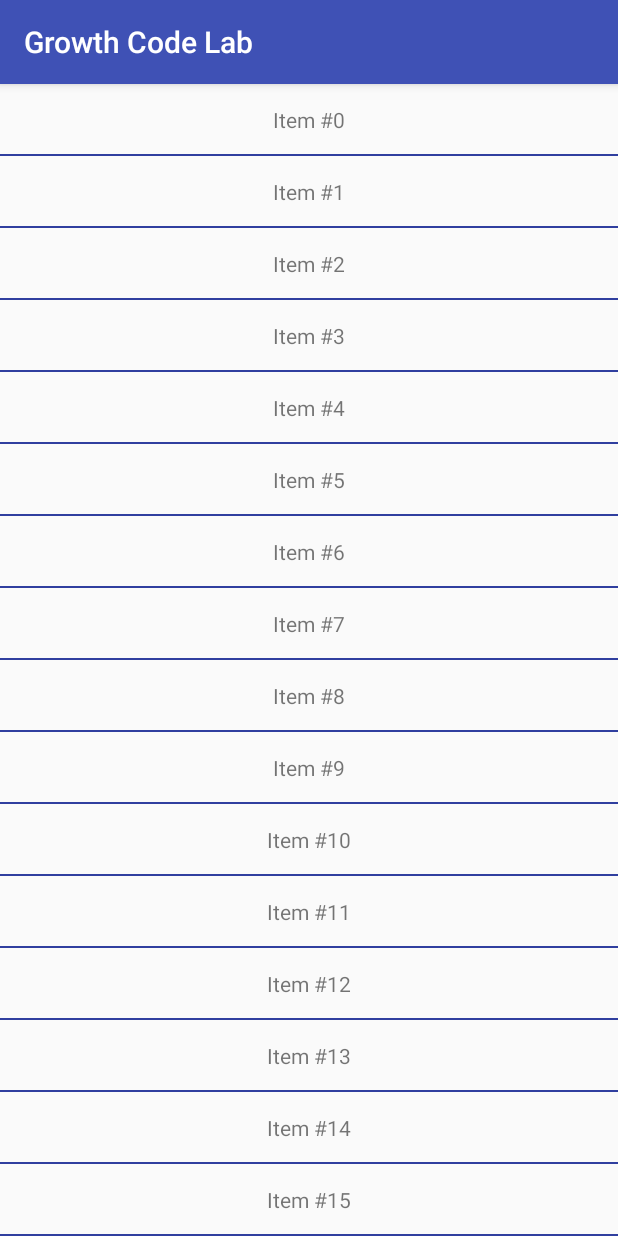
After one commit to xiaoRoy/GrowthCodeLab, an Android app: the RecyclerActivity screen opened directly, with no data from a screen before it, on a phone screen of 412 x 824 dp. The commit adds this screen. Run offline under Robolectric (Android 15) with nearby library versions, the phone set to English and light mode, and no system bars.

Commit message:
Finished initlization recycler.

```diff
--- a/app/build.gradle
+++ b/app/build.gradle
@@ -28,6 +28,7 @@ dependencies {
         exclude group: 'com.android.support', module: 'support-annotations'
     })
     compile 'com.android.support:appcompat-v7:25.3.1'
+    compile 'com.android.support:recyclerview-v7:25.3.1'
     compile 'com.android.support.constraint:constraint-layout:1.0.2'
     testCompile 'junit:junit:4.12'
 }
--- a/app/src/main/AndroidManifest.xml
+++ b/app/src/main/AndroidManifest.xml
@@ -17,6 +17,7 @@
             </intent-filter>
         </activity>
         <activity android:name=".activity.DataBindingActivity"/>
+        <activity android:name=".activity.RecyclerActivity"/>
     </application>
 
 </manifest>
--- a/app/src/main/java/com/learn/growthcodelab/MainActivity.java
+++ b/app/src/main/java/com/learn/growthcodelab/MainActivity.java
@@ -5,6 +5,7 @@ import android.os.Bundle;
 import android.view.View;
 
 import com.learn.growthcodelab.activity.DataBindingActivity;
+import com.learn.growthcodelab.activity.RecyclerActivity;
 
 public class MainActivity extends AppCompatActivity implements View.OnClickListener{
 
@@ -13,6 +14,7 @@ public class MainActivity extends AppCompatActivity implements View.OnClickListe
         super.onCreate(savedInstanceState);
         setContentView(R.layout.activity_main);
         findViewById(R.id.btn_main_data_binding).setOnClickListener(this);
+        findViewById(R.id.btn_main_recycler).setOnClickListener(this);
     }
 
     @Override
@@ -21,6 +23,9 @@ public class MainActivity extends AppCompatActivity implements View.OnClickListe
             case R.id.btn_main_data_binding:
                 DataBindingActivity.start(this);
                 break;
+            case R.id.btn_main_recycler:
+                RecyclerActivity.start(this);
+                break;
         }
     }
 }
--- /dev/null
+++ b/app/src/main/java/com/learn/growthcodelab/activity/RecyclerActivity.java
@@ -0,0 +1,33 @@
+package com.learn.growthcodelab.activity;
+
+
+import android.content.Context;
+import android.content.Intent;
+import android.os.Bundle;
+import android.support.annotation.Nullable;
+import android.support.v7.widget.LinearLayoutManager;
+import android.support.v7.widget.RecyclerView;
+
+import com.learn.growthcodelab.R;
+import com.learn.growthcodelab.recycler.TextAdapter;
+
+public class RecyclerActivity extends BaseActivity {
+
+    private RecyclerView mRecyclerText;
+
+    private TextAdapter mTextAdapter;
+
+    public static void start(Context context){
+        context.startActivity(new Intent(context, RecyclerActivity.class));
+    }
+
+    @Override
+    protected void onCreate(@Nullable Bundle savedInstanceState) {
+        super.onCreate(savedInstanceState);
+        setContentView(R.layout.activity_recycler);
+        mRecyclerText = (RecyclerView) findViewById(R.id.recycler_text);
+        mTextAdapter = new TextAdapter();
+        mRecyclerText.setLayoutManager(new LinearLayoutManager(this));
+        mRecyclerText.setAdapter(mTextAdapter);
+    }
+}
--- /dev/null
+++ b/app/src/main/java/com/learn/growthcodelab/recycler/TextAdapter.java
@@ -0,0 +1,40 @@
+package com.learn.growthcodelab.recycler;
+
+import android.support.v7.widget.RecyclerView;
+import android.view.LayoutInflater;
+import android.view.View;
+import android.view.ViewGroup;
+import android.widget.TextView;
+
+import com.learn.growthcodelab.R;
+
+public class TextAdapter extends RecyclerView.Adapter<TextAdapter.TextViewHolder> {
+
+    @Override
+    public TextViewHolder onCreateViewHolder(ViewGroup parent, int viewType) {
+        View itemView = LayoutInflater.from(parent.getContext()).inflate(R.layout.layout_item_text, parent, false);
+        TextViewHolder viewHolder = new TextViewHolder(itemView);
+        return viewHolder;
+    }
+
+    @Override
+    public void onBindViewHolder(TextViewHolder holder, int position) {
+        String text = holder.itemView.getResources().getString(R.string.s_recycler_item_text, position);
+        holder.tvText.setText(text);
+    }
+
+    @Override
+    public int getItemCount() {
+        return 128;
+    }
+
+    public static class TextViewHolder extends RecyclerView.ViewHolder{
+
+        public TextView tvText;
+
+        public TextViewHolder(View itemView) {
+            super(itemView);
+            tvText = (TextView)itemView.findViewById(R.id.tv_text);
+        }
+    }
+}
--- /dev/null
+++ b/app/src/main/res/layout/activity_recycler.xml
@@ -0,0 +1,13 @@
+<?xml version="1.0" encoding="utf-8"?>
+<FrameLayout
+    xmlns:android="http://schemas.android.com/apk/res/android"
+    android:layout_width="match_parent"
+    android:layout_height="match_parent"
+    >
+    <android.support.v7.widget.RecyclerView
+        android:id="@+id/recycler_text"
+        android:layout_width="match_parent"
+        android:layout_height="match_parent"
+        />
+
+</FrameLayout>
--- /dev/null
+++ b/app/src/main/res/layout/layout_item_text.xml
@@ -0,0 +1,20 @@
+<?xml version="1.0" encoding="utf-8"?>
+<FrameLayout
+    xmlns:android="http://schemas.android.com/apk/res/android"
+    android:layout_width="match_parent"
+    android:layout_height="@dimen/d_text_item_height"
+    android:orientation="horizontal"
+    >
+    <TextView
+        android:id="@+id/tv_text"
+        android:layout_width="wrap_content"
+        android:layout_height="wrap_content"
+        android:layout_gravity="center"
+        />
+    <View
+        android:layout_width="match_parent"
+        android:layout_height="@dimen/d_divider_height"
+        android:background="@color/colorPrimaryDark"
+        android:layout_gravity="bottom"
+        />
+</FrameLayout>
--- /dev/null
+++ b/app/src/main/res/values/dimens.xml
@@ -0,0 +1,5 @@
+<?xml version="1.0" encoding="utf-8"?>
+<resources>
+    <dimen name="d_text_item_height">48dp</dimen>
+    <dimen name="d_divider_height">1dp</dimen>
+</resources>
--- a/app/src/main/res/values/strings.xml
+++ b/app/src/main/res/values/strings.xml
@@ -2,6 +2,7 @@
     <string name="app_name">Growth Code Lab</string>
 
     <string name="s_data_binding">Data Binding</string>
+    <string name="s_recycler">Recycler</string>
 
     <string name="s_add_new_note">Add New Note</string>
 
@@ -13,4 +14,5 @@
     <string name="s_data_binding_user_say_hello">Say Hello</string>
     <string name="s_data_binding_user_change_user_name">Change User Name</string>
     <string name="s_data_binding_add_new_note">Add New Note</string>
+    <string name="s_recycler_item_text">Item #%1$d</string>
 </resources>
```
Also changed, not shown: app/src/main/java/com/learn/growthcodelab/recycler/TextLayoutManager.java (added, +25 -0 lines), app/src/main/res/layout/activity_main.xml (+7 -0 lines).
